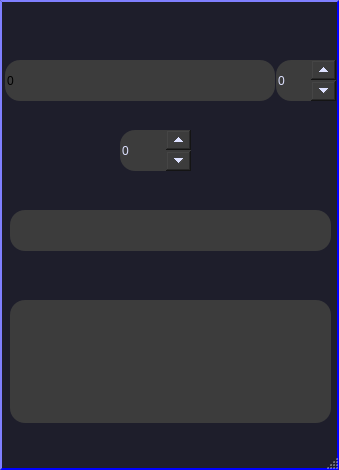
The window that NunbersSystemTranslator/mainwindow.ui (sharhan414/translator-of-number-systems-in-C-Qt) describes before a commit, drawn with Qt 5.
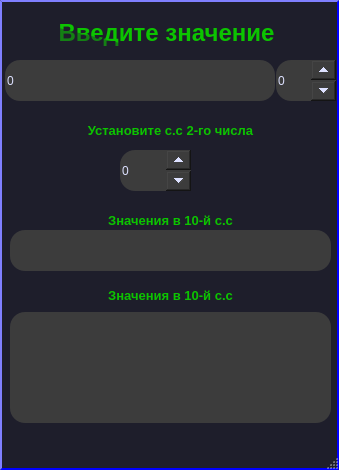
The same window after the commit.

Patch:
```diff
--- a/NunbersSystemTranslator/mainwindow.ui
+++ b/NunbersSystemTranslator/mainwindow.ui
@@ -37,7 +37,7 @@
 </string>
   </property>
   <widget class="QWidget" name="centralwidget">
-   <widget class="QLineEdit" name="lineEdit">
+   <widget class="QLineEdit" name="EditReadValues">
     <property name="geometry">
      <rect>
       <x>5</x>
@@ -48,29 +48,31 @@
     </property>
     <property name="styleSheet">
      <string notr="true">QLineEdit{
-background: rgb(60, 60, 60);
-text-color: rgb(255, 225, 255);
-font-color:  rgb(255, 225, 255);
-font: 20pt &quot;Times New Roman&quot;;
-border: 3 px;
-border-radius: 15px;
+	background: rgb(60, 60, 60);
+	color: rgb(221, 225, 255);
+	font-color:  rgb(255, 225, 255);
+	font: 20pt &quot;Times New Roman&quot;;
+	border:2 px;   
+	border-radius: 15px;
+
+
 }
 QLineEdit:hover {
 	background-color: rgb(11, 37, 98);
-	color: qlineargradient(spread:pad, x1:0.102273, y1:0.131, x2:0.966, y2:0.960091, stop:0 rgba(158, 162, 109, 255), stop:1 rgba(255, 255, 255, 255));
+//color: qlineargradient(spread:pad, x1:0.102273, y1:0.131, x2:0.966, y2:0.960091, stop:0 rgba(158, 162, 109, 255), stop:1 rgba(255, 255, 255, 255));
 }
 
 QLineEdit:pressed  {
 	background-color: rgb(54, 54, 4);
     border-style: inset;
-	color:qlineargradient(spread:pad, x1:0, y1:0, x2:1, y2:1, stop:0.642045 rgba(48, 42, 88, 243), stop:1 rgba(255, 255, 255, 255));
+//color:qlineargradient(spread:pad, x1:0, y1:0, x2:1, y2:1, stop:0.642045 rgba(48, 42, 88, 243), stop:1 rgba(255, 255, 255, 255));
 }</string>
     </property>
     <property name="text">
      <string>0</string>
     </property>
    </widget>
-   <widget class="QSpinBox" name="spinBox">
+   <widget class="QSpinBox" name="SpinValuesSyst">
     <property name="geometry">
      <rect>
       <x>276</x>
@@ -93,31 +95,31 @@
 QSpinBox::down-button{width:25px;height:20 px;}</string>
     </property>
    </widget>
-   <widget class="QLineEdit" name="lineEdit_2">
+   <widget class="QLineEdit" name="EditValueTo10Syst">
     <property name="geometry">
      <rect>
       <x>10</x>
-      <y>210</y>
+      <y>230</y>
       <width>321</width>
       <height>41</height>
      </rect>
     </property>
     <property name="styleSheet">
      <string notr="true">QLineEdit{
-background: rgb(60, 60, 60);
- color: rgb(221, 225, 255);
- font-color:  rgb(255, 225, 255);
-font: 20pt &quot;Times New Roman&quot;;
-      border:2 px;   
- border-radius: 15px;
+	background: rgb(60, 60, 60);
+	color: rgb(221, 225, 255);
+ 	font-color:  rgb(255, 225, 255);
+	font: 20pt &quot;Times New Roman&quot;;
+	border:2 px;   
+	border-radius: 15px;
 }</string>
     </property>
    </widget>
-   <widget class="QSpinBox" name="spinBox_2">
+   <widget class="QSpinBox" name="SpinValuesToSyst">
     <property name="geometry">
      <rect>
       <x>120</x>
-      <y>130</y>
+      <y>150</y>
       <width>71</width>
       <height>41</height>
      </rect>
@@ -135,13 +137,13 @@
 QSpinBox::down-button{width:25px;height:20 px;}</string>
     </property>
    </widget>
-   <widget class="QTextEdit" name="textEdit">
+   <widget class="QTextEdit" name="EditPrintValueNewSyst">
     <property name="geometry">
      <rect>
       <x>10</x>
-      <y>300</y>
+      <y>312</y>
       <width>321</width>
-      <height>123</height>
+      <height>111</height>
      </rect>
     </property>
     <property name="styleSheet">
@@ -155,6 +157,106 @@
 }</string>
     </property>
    </widget>
+   <widget class="QLabel" name="label">
+    <property name="geometry">
+     <rect>
+      <x>-4</x>
+      <y>12</y>
+      <width>341</width>
+      <height>41</height>
+     </rect>
+    </property>
+    <property name="styleSheet">
+     <string notr="true">QLabel{
+    font: 18pt;
+color: qlineargradient(spread:pad, x1:0.318, y1:0.0113636, x2:0.114, y2:0.835, stop:0 rgba(12, 196, 0, 255), stop:1 rgba(20, 128, 20, 255));
+	font: bold;
+	width: 300px;
+	height: 60px;
+}</string>
+    </property>
+    <property name="text">
+     <string>Введите значение</string>
+    </property>
+    <property name="alignment">
+     <set>Qt::AlignCenter</set>
+    </property>
+   </widget>
+   <widget class="QLabel" name="label_2">
+    <property name="geometry">
+     <rect>
+      <x>10</x>
+      <y>120</y>
+      <width>321</width>
+      <height>20</height>
+     </rect>
+    </property>
+    <property name="styleSheet">
+     <string notr="true">QLabel{
+    font: 10pt;
+color: qlineargradient(spread:pad, x1:0.318, y1:0.0113636, x2:0.114, y2:0.835, stop:0 rgba(12, 196, 0, 255), stop:1 rgba(20, 128, 20, 255));
+	font: bold;
+	width: 300px;
+	height: 60px;
+}</string>
+    </property>
+    <property name="text">
+     <string>Установите с.с 2-го числа</string>
+    </property>
+    <property name="alignment">
+     <set>Qt::AlignCenter</set>
+    </property>
+   </widget>
+   <widget class="QLabel" name="label_3">
+    <property name="geometry">
+     <rect>
+      <x>10</x>
+      <y>210</y>
+      <width>321</width>
+      <height>20</height>
+     </rect>
+    </property>
+    <property name="styleSheet">
+     <string notr="true">QLabel{
+    font: 10pt;
+color: qlineargradient(spread:pad, x1:0.318, y1:0.0113636, x2:0.114, y2:0.835, stop:0 rgba(12, 196, 0, 255), stop:1 rgba(20, 128, 20, 255));
+	font: bold;
+	width: 300px;
+	height: 60px;
+}</string>
+    </property>
+    <property name="text">
+     <string>Значения в 10-й с.с</string>
+    </property>
+    <property name="alignment">
+     <set>Qt::AlignCenter</set>
+    </property>
+   </widget>
+   <widget class="QLabel" name="LabelPrintValue">
+    <property name="geometry">
+     <rect>
+      <x>10</x>
+      <y>285</y>
+      <width>321</width>
+      <height>20</height>
+     </rect>
+    </property>
+    <property name="styleSheet">
+     <string notr="true">QLabel{
+    font: 10pt;
+color: qlineargradient(spread:pad, x1:0.318, y1:0.0113636, x2:0.114, y2:0.835, stop:0 rgba(12, 196, 0, 255), stop:1 rgba(20, 128, 20, 255));
+	font: bold;
+	width: 300px;
+	height: 60px;
+}</string>
+    </property>
+    <property name="text">
+     <string>Значения в 10-й с.с</string>
+    </property>
+    <property name="alignment">
+     <set>Qt::AlignCenter</set>
+    </property>
+   </widget>
   </widget>
   <widget class="QMenuBar" name="menubar">
    <property name="geometry">
```
